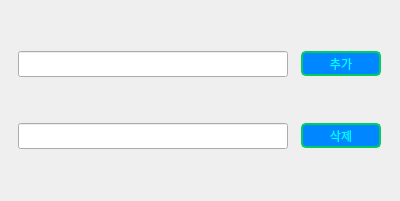
This is python_work/pythonproject/dialog1.ui in huni0420/AI_4th_Class as Qt 5 draws it before an edit. The edited form follows.
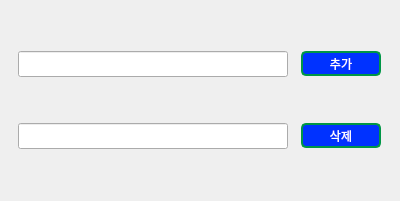
This is the edited form. Icons and pictures are not drawn.

The edit to the form file:
```diff
--- a/python_work/pythonproject/dialog1.ui
+++ b/python_work/pythonproject/dialog1.ui
@@ -90,6 +90,14 @@
        <height>25</height>
       </size>
      </property>
+     <property name="styleSheet">
+      <string notr="true">QPushButton{
+	color: white;
+	background-color:  rgb(0, 50, 255);
+	border: 2px solid rgb(0, 150, 70);
+	border-radius: 5px;
+}</string>
+     </property>
      <property name="text">
       <string>추가</string>
      </property>
@@ -131,6 +139,14 @@
        <height>25</height>
       </size>
      </property>
+     <property name="styleSheet">
+      <string notr="true">QPushButton{
+	color: white;
+	background-color:  rgb(0, 50, 255);
+	border: 2px solid rgb(0, 150, 70);
+	border-radius: 5px;
+}</string>
+     </property>
      <property name="text">
       <string>삭제</string>
      </property>
```
Left out of the diff: 6 changed lines with no effect on the pictures.
